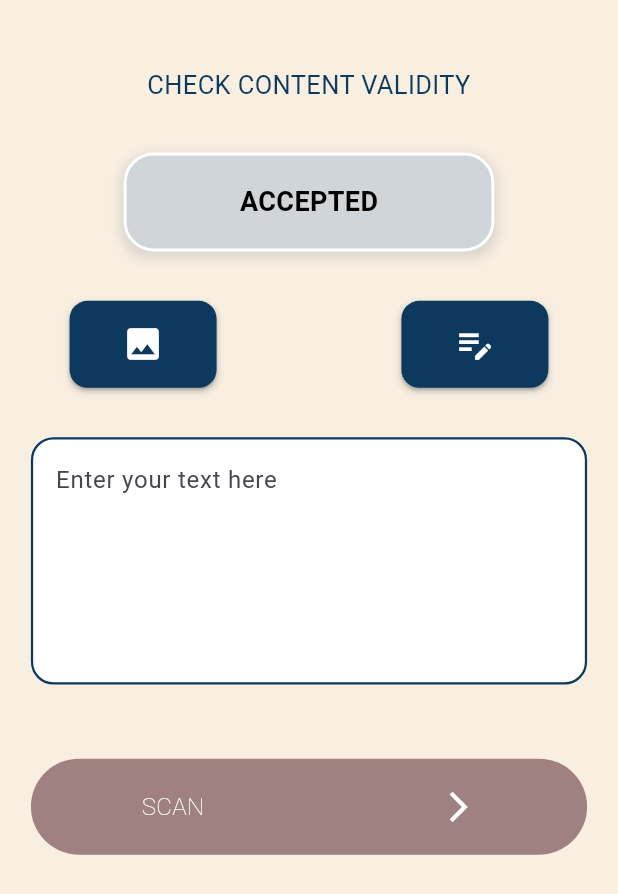
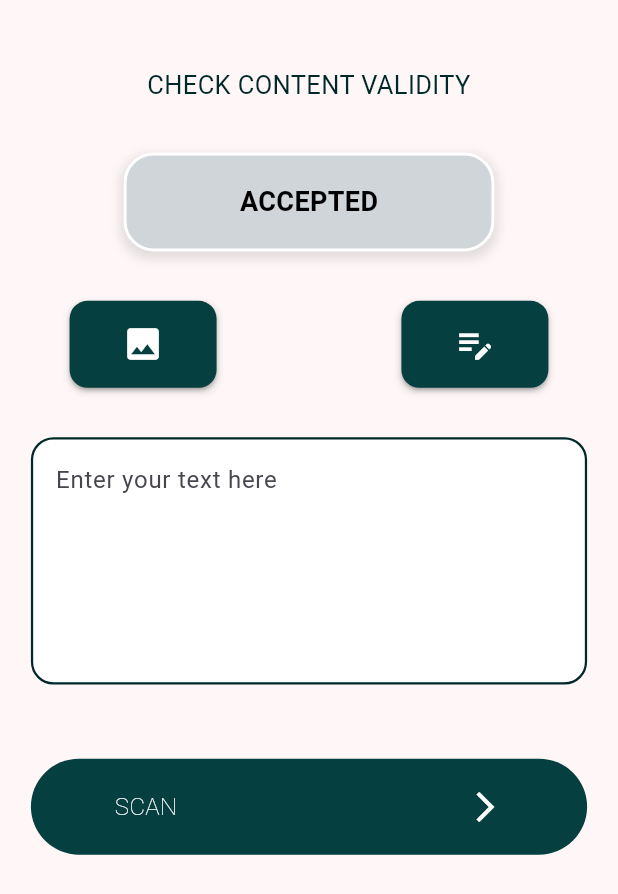
Before and after one commit to sabsar42/content_safeguard, a Flutter app: the screen it shows after launch, after a tap on "CONTINUE", on a phone screen of 412 x 824 dp. Shown: the top 894 px of the screen. Run offline on Flutter 3.47's test engine with Material 3 defaults, Android fonts, the phone set to English and light mode, and no system bars.

Commit message:
Issue Solved of Emulator

```diff
--- a/lib/app/screens/splash_screen.dart
+++ b/lib/app/screens/splash_screen.dart
@@ -13,7 +13,7 @@ class _SplashScreenState extends State<SplashScreen> {
   @override
   Widget build(BuildContext context) {
     return Scaffold(
-      backgroundColor: const Color.fromARGB(255, 5, 29, 49),
+      backgroundColor: const Color.fromARGB(255, 1, 40, 40),
       body: Padding(
           padding: const EdgeInsets.symmetric(horizontal: 70, vertical: 70),
         child: Column(
@@ -40,7 +40,7 @@ class _SplashScreenState extends State<SplashScreen> {
               )
               );
             },
-                color:const Color.fromARGB(255, 32, 47, 59),),
+                color:const Color.fromARGB(255, 33, 63, 63),),
           ],
 
         ),
--- a/lib/app/screens/upload_screen.dart
+++ b/lib/app/screens/upload_screen.dart
@@ -1,8 +1,8 @@
+import 'dart:ui';
 import 'package:flutter/material.dart';
 import '../services/api_services.dart';
 import '../widgets/action_button_widget.dart';
 import '../widgets/button_widget.dart';
-
 
 class UploadScreen extends StatefulWidget {
   const UploadScreen({super.key});
@@ -15,6 +15,7 @@ class _UploadScreenState extends State<UploadScreen> {
   final ApiService _apiService = ApiService();
   final TextEditingController _textController = TextEditingController();
   bool isUploadMode = false;
+  bool isLoading = false; // Loading state
   String _resultText = 'ACCEPTED';
 
   @override
@@ -22,7 +23,7 @@ class _UploadScreenState extends State<UploadScreen> {
     final screenSize = MediaQuery.of(context).size;
 
     return Scaffold(
-      backgroundColor: const Color.fromARGB(255, 248, 239, 225),
+      backgroundColor: const Color.fromARGB(255, 255, 247, 247),
       body: SafeArea(
         child: Padding(
           padding: EdgeInsets.symmetric(
@@ -40,7 +41,7 @@ class _UploadScreenState extends State<UploadScreen> {
                   style: TextStyle(
                     fontSize: 17,
                     fontWeight: FontWeight.w400,
-                    color: Color.fromARGB(255, 12, 57, 93),
+                    color: const Color.fromARGB(255, 1, 40, 40),
                   ),
                   textAlign: TextAlign.center,
                 ),
@@ -59,7 +60,7 @@ class _UploadScreenState extends State<UploadScreen> {
                       ),
                       boxShadow: [
                         BoxShadow(
-                          color: _resultText=='ACCEPTED'?Colors.grey.withOpacity(0.3):Colors.red,
+                          color: _resultText == 'ACCEPTED' ? Colors.grey.withOpacity(0.3) : Colors.red,
                           spreadRadius: 2,
                           blurRadius: 5,
                           offset: const Offset(0, 3),
@@ -110,16 +111,14 @@ class _UploadScreenState extends State<UploadScreen> {
                   decoration: BoxDecoration(
                     borderRadius: BorderRadius.circular(15),
                     border: Border.all(
-                      color: const Color.fromARGB(255, 12, 57, 93),
+                      color: const Color.fromARGB(255, 1, 40, 40),
                       width: 1.5,
                     ),
                     color: Colors.white,
                   ),
                   child: Center(
                     child: ElevatedButton(
-                      onPressed: () {
-
-                      },
+                      onPressed: () {},
                       child: const Text('Upload Files'),
                     ),
                   ),
@@ -129,13 +128,23 @@ class _UploadScreenState extends State<UploadScreen> {
                   decoration: BoxDecoration(
                     borderRadius: BorderRadius.circular(15),
                     border: Border.all(
-                      color: const Color.fromARGB(255, 12, 57, 93),
+                      color: const Color.fromARGB(255, 1, 40, 40),
                       width: 1.5,
                     ),
                     color: Colors.white,
                   ),
-                  child: TextFormField(
-                    controller: _textController, // Use the controller
+                  child: Stack(
+                    children: [
+                      // Blurring the text input section when loading
+                      if (isLoading)
+                        BackdropFilter(
+                          filter: ImageFilter.blur(sigmaX: 1.0, sigmaY: 1.0),
+                          child: Container(
+                            color: Colors.teal.withOpacity(0.1),
+                          ),
+                        ),
+                      TextFormField(
+                        controller: _textController,
                         expands: true,
                         maxLines: null,
                         minLines: null,
@@ -146,6 +155,14 @@ class _UploadScreenState extends State<UploadScreen> {
                         ),
                         style: TextStyle(fontSize: 16),
                       ),
+                      if (isLoading) // Show loading indicator
+                        Center(
+                          child: CircularProgressIndicator(
+                            color: Colors.teal,
+                          ),
+                        ),
+                    ],
+                  ),
                 ),
 
                 SizedBox(height: screenSize.height * 0.06),
@@ -155,15 +172,21 @@ class _UploadScreenState extends State<UploadScreen> {
                   onTap: () async {
                     String inputText = _textController.text.trim();
                     if (inputText.isNotEmpty) {
+                      setState(() {
+                        isLoading = true; // Start loading
+                      });
 
                       try {
                         final response = await _apiService.detectHateSpeech(inputText);
                         setState(() {
-                          _resultText = response['label'] == 'offensive' ? 'OFFENSIVE' : 'ACCEPTED';
+                          _resultText = response['label'] ;
                         });
                       } catch (e) {
                         print('Error: $e');
-
+                      } finally {
+                        setState(() {
+                          isLoading = false; // Stop loading
+                        });
                       }
                     } else {
                       setState(() {
@@ -171,7 +194,7 @@ class _UploadScreenState extends State<UploadScreen> {
                       });
                     }
                   },
-                  color: const Color.fromARGB(255, 159, 129, 129),
+                  color: const Color.fromARGB(255, 6, 63, 63),
                 ),
               ],
             ),
--- a/lib/app/services/api_services.dart
+++ b/lib/app/services/api_services.dart
@@ -2,7 +2,7 @@ import 'dart:convert';
 import 'package:http/http.dart' as http;
 
 class ApiService {
-  final String baseUrl = 'http://10.0.2.2:8000'; // for emulator
+  final String baseUrl =  'http://10.0.2.2:8000'; // for emulator
 
 
   Future<Map<String, dynamic>> getStatus() async {
--- a/lib/app/widgets/action_button_widget.dart
+++ b/lib/app/widgets/action_button_widget.dart
@@ -27,7 +27,7 @@ class ActionButtonWidget extends StatelessWidget {
       child: ElevatedButton(
         onPressed: onPressed,
         style: ElevatedButton.styleFrom(
-          backgroundColor: const Color.fromARGB(255, 12, 57, 93),
+          backgroundColor: const Color.fromARGB(255, 6, 63, 63),
           foregroundColor: Colors.white,
           shape: RoundedRectangleBorder(
             borderRadius: BorderRadius.circular(12),
--- a/lib/app/widgets/button_widget.dart
+++ b/lib/app/widgets/button_widget.dart
@@ -9,7 +9,10 @@ class ButtonWidget extends StatelessWidget {
 
   @override
   Widget build(BuildContext context) {
-    return GestureDetector(
+    return InkWell(
+      borderRadius: BorderRadius.circular(40),
+      splashColor: Colors.blue.withOpacity(0.5), // Customize splash color
+      highlightColor: Colors.blue.withOpacity(0.3), // Customize highlight color
       onTap: onTap,
       child: Container(
         padding: EdgeInsets.all(20),
@@ -18,7 +21,7 @@ class ButtonWidget extends StatelessWidget {
           color: color,
         ),
         child: Row(
-          mainAxisAlignment: MainAxisAlignment.spaceEvenly,
+          mainAxisAlignment: MainAxisAlignment.spaceAround,
           children: [
             Text(title,
             style: TextStyle(
```
Also changed, not shown: 1 other file. Lines whose indentation alone changed are shown as unchanged.
